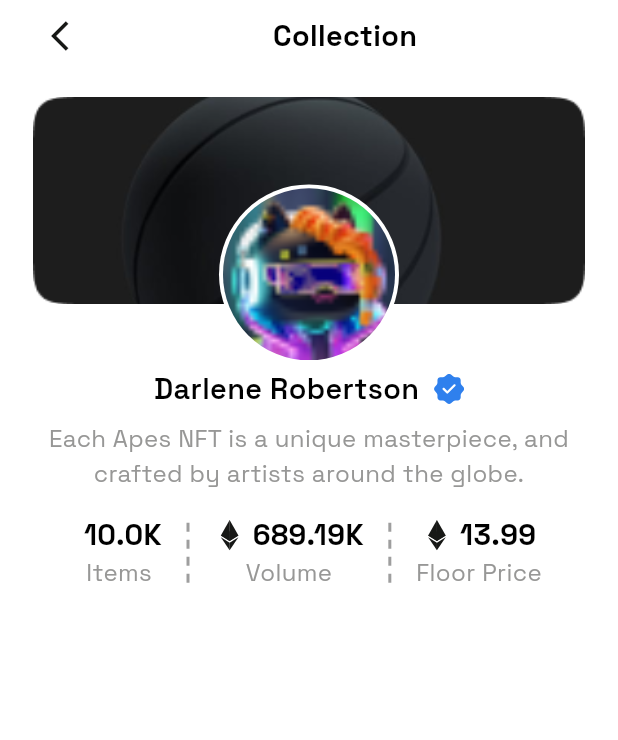
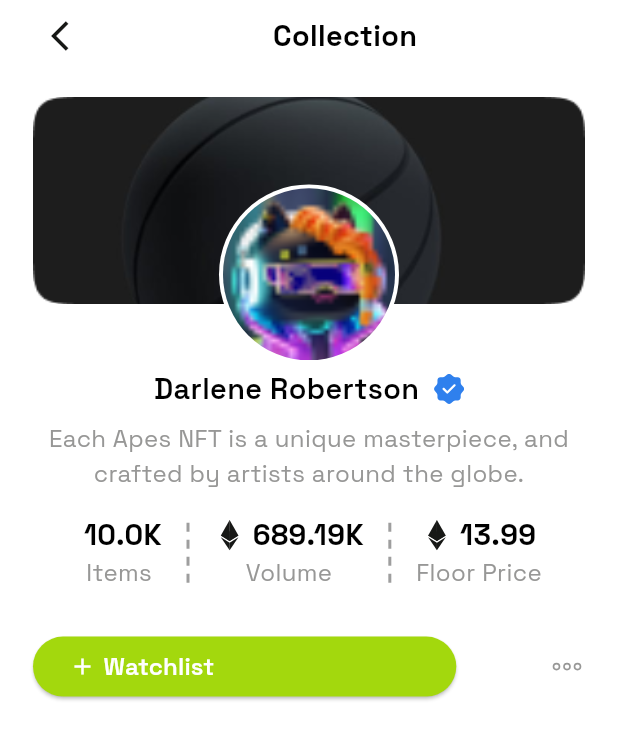
Before and after one commit to ElDaly15/Artify, a Flutter app: the ArtistView screen opened directly, on a phone screen of 412 x 824 dp. Shown: the top 740 px of the screen. Run offline on Flutter 3.47's test engine with Material 3 defaults, Android fonts, the phone set to English and light mode, and no system bars; drawn by our look-alikes of flutter_dash; our stand-ins replace crystal_navigation_bar, device_preview, flutter_svg, get, iconly, smooth_page_indicator.

Commit message:
Add CustomWatchlistElevatedBtm widget and update ArtistDetailsColumn
Added a new widget `CustomWatchlistElevatedBtm` for the watchlist button and updated the `ArtistDetailsColumn` to include this widget along with some minor formatting adjustments.

```diff
--- a/lib/featuers/artist/presentation/views/widgets/artist_details_column.dart
+++ b/lib/featuers/artist/presentation/views/widgets/artist_details_column.dart
@@ -1,5 +1,6 @@
 import 'package:coffee_shop/core/utils/app_images.dart';
 import 'package:coffee_shop/core/utils/app_styles.dart';
+import 'package:coffee_shop/featuers/artist/presentation/views/widgets/custom_watchlist_elevated_btm.dart';
 import 'package:coffee_shop/featuers/artist/presentation/views/widgets/row_of_prices.dart';
 import 'package:flutter/material.dart';
 import 'package:flutter_svg/svg.dart';
@@ -16,20 +17,16 @@ class ArtistDetailsColumn extends StatelessWidget {
           children: [
             Text(
               'Darlene Robertson',
-              style: TextStyles.font24SemiBold(context).copyWith(),
+              style: TextStyles.font24SemiBold(context),
             ),
-            const SizedBox(
-              width: 10,
-            ),
+            const SizedBox(width: 10),
             SvgPicture.asset(
               Assets.imagesVerify,
               height: 20,
             ),
           ],
         ),
-        SizedBox(
-          height: MediaQuery.of(context).size.height * 0.01,
-        ),
+        SizedBox(height: MediaQuery.of(context).size.height * 0.01),
         Center(
           child: Text(
             'Each Apes NFT is a unique masterpiece, and crafted by artists around the globe.',
@@ -38,14 +35,21 @@ class ArtistDetailsColumn extends StatelessWidget {
             textAlign: TextAlign.center,
           ),
         ),
+        SizedBox(height: MediaQuery.of(context).size.height * 0.02),
+        const RowOfPrices(),
+        SizedBox(height: MediaQuery.of(context).size.height * 0.0011),
         SizedBox(
-          height: MediaQuery.of(context).size.height * 0.02,
+          height: 100,
+          child: Row(
+            children: [
+              const CustomWatchlistElevatedBtm(),
+              SizedBox(
+                width: MediaQuery.of(context).size.width * 0.15,
+              ),
+              SvgPicture.asset(Assets.imagesMenu),
+            ],
+          ),
         ),
-        const RowOfPrices(),
-        SizedBox(
-          height: MediaQuery.of(context).size.height * 0.01,
-        ),
-        const Row(),
       ],
     );
   }
--- /dev/null
+++ b/lib/featuers/artist/presentation/views/widgets/custom_watchlist_elevated_btm.dart
@@ -0,0 +1,31 @@
+import 'package:coffee_shop/core/utils/app_colors.dart';
+import 'package:coffee_shop/core/utils/app_styles.dart';
+import 'package:flutter/material.dart';
+
+class CustomWatchlistElevatedBtm extends StatelessWidget {
+  const CustomWatchlistElevatedBtm({super.key});
+
+  @override
+  Widget build(BuildContext context) {
+    return Expanded(
+      child: ElevatedButton(
+        style: ElevatedButton.styleFrom(
+          backgroundColor: AppColors.mainColorTheme,
+        ),
+        onPressed: () {},
+        child: Row(
+          mainAxisAlignment: MainAxisAlignment.start,
+          children: [
+            const Icon(Icons.add, color: Colors.white),
+            const SizedBox(width: 5),
+            Text(
+              'Watchlist',
+              style: TextStyles.font20SemiBold(context)
+                  .copyWith(color: Colors.white),
+            ),
+          ],
+        ),
+      ),
+    );
+  }
+}
```
